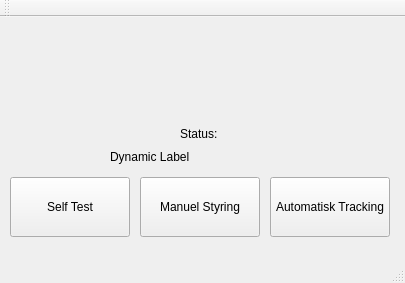
Above: LinuxProject1/LinuxProject1/MainWindow.ui from simoher/SemesterProjekt3IHA before the change. Below: the same form after it.
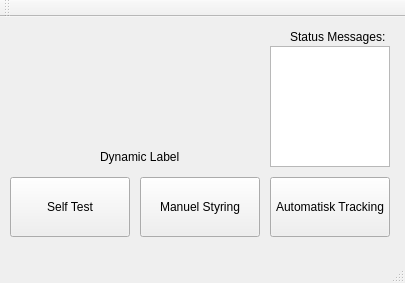
That is the form after the change.

Commit message: Status box basic virker

What changed in the file:
```diff
--- a/LinuxProject1/LinuxProject1/MainWindow.ui
+++ b/LinuxProject1/LinuxProject1/MainWindow.ui
@@ -56,20 +56,20 @@
    <widget class="QLabel" name="label_nondynamic">
     <property name="geometry">
      <rect>
-      <x>180</x>
-      <y>110</y>
-      <width>50</width>
-      <height>13</height>
+      <x>290</x>
+      <y>10</y>
+      <width>101</width>
+      <height>20</height>
      </rect>
     </property>
     <property name="text">
-     <string>Status:</string>
+     <string>Status Messages:</string>
     </property>
    </widget>
    <widget class="QLabel" name="label_dynamic">
     <property name="geometry">
      <rect>
-      <x>110</x>
+      <x>100</x>
       <y>130</y>
       <width>161</width>
       <height>20</height>
@@ -85,6 +85,16 @@
      <string>Dynamic Label</string>
     </property>
    </widget>
+   <widget class="QTextEdit" name="textEdit">
+    <property name="geometry">
+     <rect>
+      <x>270</x>
+      <y>29</y>
+      <width>120</width>
+      <height>121</height>
+     </rect>
+    </property>
+   </widget>
   </widget>
   <widget class="QMenuBar" name="menuBar">
    <property name="geometry">
```
The commit also changes 16 other files.
